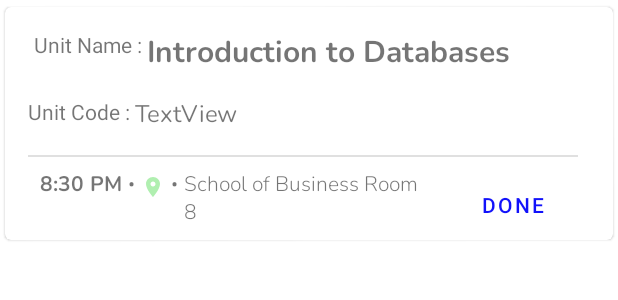
After one commit to JobGetabu/DarasaStudent, an Android app: the layout single_lesson.xml on its own in the app's theme, with its tools: preview values and no code run, on a phone screen of 412 x 824 dp. The commit adds this screen. Shown: the top 300 px of the screen. Run offline under Robolectric (Android 15) with nearby library versions, the phone set to English and light mode, and no system bars.

Commit message:
designed single lesson and few assets

```diff
--- /dev/null
+++ b/app/src/main/res/drawable/ic_location_on.xml
@@ -0,0 +1,6 @@
+<vector android:height="24dp" android:tint="#eaea"
+    android:viewportHeight="24.0" android:viewportWidth="24.0"
+    android:width="24dp" xmlns:android="http://schemas.android.com/apk/res/android">
+    <path android:fillColor="#FF000000"
+        android:pathData="M12,2C8.13,2 5,5.13 5,9c0,5.25 7,13 7,13s7,-7.75 7,-13c0,-3.87 -3.13,-7 -7,-7zM12,11.5c-1.38,0 -2.5,-1.12 -2.5,-2.5s1.12,-2.5 2.5,-2.5 2.5,1.12 2.5,2.5 -1.12,2.5 -2.5,2.5z"/>
+</vector>
--- /dev/null
+++ b/app/src/main/res/font/nunito_bold.xml
@@ -0,0 +1,7 @@
+<?xml version="1.0" encoding="utf-8"?>
+<font-family xmlns:app="http://schemas.android.com/apk/res-auto"
+        app:fontProviderAuthority="com.google.android.gms.fonts"
+        app:fontProviderPackage="com.google.android.gms"
+        app:fontProviderQuery="name=Nunito&amp;weight=700"
+        app:fontProviderCerts="@array/com_google_android_gms_fonts_certs">
+</font-family>
--- /dev/null
+++ b/app/src/main/res/font/nunito_light.xml
@@ -0,0 +1,7 @@
+<?xml version="1.0" encoding="utf-8"?>
+<font-family xmlns:app="http://schemas.android.com/apk/res-auto"
+        app:fontProviderAuthority="com.google.android.gms.fonts"
+        app:fontProviderPackage="com.google.android.gms"
+        app:fontProviderQuery="name=Nunito&amp;weight=300"
+        app:fontProviderCerts="@array/com_google_android_gms_fonts_certs">
+</font-family>
--- /dev/null
+++ b/app/src/main/res/layout/single_lesson.xml
@@ -0,0 +1,151 @@
+<?xml version="1.0" encoding="utf-8"?>
+<android.support.design.card.MaterialCardView xmlns:android="http://schemas.android.com/apk/res/android"
+    xmlns:app="http://schemas.android.com/apk/res-auto"
+    xmlns:tools="http://schemas.android.com/tools"
+    android:layout_width="match_parent"
+    android:layout_height="wrap_content"
+    android:layout_marginBottom="4dp"
+    app:cardUseCompatPadding="true"
+
+    >
+
+    <android.support.constraint.ConstraintLayout
+        android:id="@+id/ls_card"
+        android:layout_width="match_parent"
+        android:layout_height="match_parent">
+
+
+        <TextView
+            android:id="@+id/textView"
+            android:layout_width="wrap_content"
+            android:layout_height="wrap_content"
+            android:layout_marginStart="20dp"
+            android:layout_marginTop="16dp"
+            android:text="Unit Name : "
+            app:layout_constraintStart_toStartOf="parent"
+            app:layout_constraintTop_toTopOf="parent" />
+
+        <TextView
+            android:id="@+id/ls_unit_name"
+            android:layout_width="0dp"
+            android:layout_height="wrap_content"
+            android:layout_marginEnd="8dp"
+            android:layout_marginTop="16dp"
+            android:fontFamily="@font/nunito_bold"
+            android:singleLine="false"
+            android:text="Introduction to Databases"
+            android:textSize="20sp"
+            app:layout_constraintEnd_toEndOf="parent"
+            app:layout_constraintHorizontal_bias="1.0"
+            app:layout_constraintStart_toEndOf="@+id/textView"
+            app:layout_constraintTop_toTopOf="parent" />
+
+        <TextView
+            android:id="@+id/textView3"
+            android:layout_width="wrap_content"
+            android:layout_height="wrap_content"
+            android:layout_marginStart="16dp"
+            android:layout_marginTop="16dp"
+            android:text="Unit Code : "
+            app:layout_constraintStart_toStartOf="parent"
+            app:layout_constraintTop_toBottomOf="@+id/ls_unit_name" />
+
+        <TextView
+            android:id="@+id/ls_unit_code"
+            android:layout_width="0dp"
+            android:layout_height="wrap_content"
+            android:layout_marginEnd="8dp"
+            android:fontFamily="@font/nunito"
+            android:singleLine="false"
+            android:text="TextView"
+            android:textSize="16sp"
+            app:layout_constraintEnd_toEndOf="parent"
+            app:layout_constraintHorizontal_bias="0.0"
+            app:layout_constraintStart_toEndOf="@+id/textView3"
+            app:layout_constraintTop_toTopOf="@+id/textView3" />
+
+        <!-- divider line -->
+        <ImageView
+            android:id="@+id/imageView3"
+            android:layout_width="match_parent"
+            android:layout_height="1dp"
+
+            android:layout_marginEnd="24dp"
+            android:layout_marginStart="16dp"
+            android:layout_marginTop="16dp"
+            android:src="@color/contentDividerLine"
+            app:layout_constraintEnd_toEndOf="parent"
+            app:layout_constraintStart_toStartOf="parent"
+            app:layout_constraintTop_toBottomOf="@+id/ls_unit_code" />
+
+        <TextView
+            android:id="@+id/ls_time"
+            android:layout_width="wrap_content"
+            android:layout_height="wrap_content"
+            android:layout_marginStart="24dp"
+            android:layout_marginTop="8dp"
+            android:fontFamily="@font/nunito_bold"
+            android:text="8:30 PM"
+            android:textStyle="bold"
+            app:layout_constraintStart_toStartOf="parent"
+            app:layout_constraintTop_toBottomOf="@+id/imageView3" />
+
+        <android.support.design.button.MaterialButton
+            android:id="@+id/ls_btn_status"
+            style="@style/Widget.MaterialComponents.Button.TextButton"
+            android:layout_width="wrap_content"
+            android:layout_height="wrap_content"
+            android:layout_marginEnd="24dp"
+            android:layout_marginTop="8dp"
+            android:text="Done"
+            android:textColor="@color/bluish"
+            app:layout_constraintEnd_toEndOf="parent"
+            app:layout_constraintTop_toBottomOf="@+id/imageView3" />
+
+        <TextView
+            android:id="@+id/textView6"
+            android:layout_width="wrap_content"
+            android:layout_height="wrap_content"
+            android:layout_marginStart="4dp"
+            android:layout_marginTop="8dp"
+            android:text="@string/dot"
+            app:layout_constraintStart_toEndOf="@+id/ls_time"
+            app:layout_constraintTop_toBottomOf="@+id/imageView3" />
+
+        <ImageView
+            android:id="@+id/ls_loc_img"
+            android:layout_width="16dp"
+            android:layout_height="24dp"
+            android:layout_marginStart="4dp"
+            android:layout_marginTop="8dp"
+            app:layout_constraintStart_toEndOf="@+id/textView6"
+            app:layout_constraintTop_toBottomOf="@+id/imageView3"
+            app:srcCompat="@drawable/ic_location_on" />
+
+        <TextView
+            android:id="@+id/textView2"
+            android:layout_width="wrap_content"
+            android:layout_height="wrap_content"
+            android:layout_marginStart="4dp"
+            android:layout_marginTop="8dp"
+            android:text="@string/dot"
+            app:layout_constraintStart_toEndOf="@+id/ls_loc_img"
+            app:layout_constraintTop_toBottomOf="@+id/imageView3" />
+
+        <TextView
+            android:id="@+id/ls_venue"
+            android:layout_width="0dp"
+            android:layout_height="wrap_content"
+            android:layout_marginEnd="8dp"
+            android:layout_marginStart="4dp"
+            android:layout_marginTop="8dp"
+            android:fontFamily="@font/nunito_light"
+            android:text="School of Business Room 8"
+            app:layout_constraintEnd_toStartOf="@+id/ls_btn_status"
+            app:layout_constraintHorizontal_bias="0.0"
+            app:layout_constraintStart_toEndOf="@+id/textView2"
+            app:layout_constraintTop_toBottomOf="@+id/imageView3"
+            tools:text="School of Business Room 8" />
+
+    </android.support.constraint.ConstraintLayout>
+</android.support.design.card.MaterialCardView>
--- a/app/src/main/res/values/colors.xml
+++ b/app/src/main/res/values/colors.xml
@@ -9,4 +9,7 @@
     <color name="colorwhitish">#FFFFFF</color>
     <color name="colorgreyish">#d7d7d7</color>
     <color name="darkgreyish">#1e1e1e</color>
+    <color name="bluish">#1212fa</color>
+
+    <color name="contentDividerLine">#e0e0e0</color>
 </resources>
--- a/app/src/main/res/values/preloaded_fonts.xml
+++ b/app/src/main/res/values/preloaded_fonts.xml
@@ -2,5 +2,7 @@
 <resources>
     <array name="preloaded_fonts" translatable="false">
         <item>@font/nunito</item>
+        <item>@font/nunito_bold</item>
+        <item>@font/nunito_light</item>
     </array>
 </resources>
--- a/app/src/main/res/values/strings.xml
+++ b/app/src/main/res/values/strings.xml
@@ -6,6 +6,8 @@
     <string name="invite_share">Share with Classmates</string>
     <string name="logout">Logout</string>
 
+    <string name="dot">&#8226;</string>
+
     <string name="share_url">https://darasastudent.page.link/get</string>
     <string name="select_date">Select date</string>
     <string name="no_class_text">You\'ve no classes today. Take \na second to recharge</string>
```
